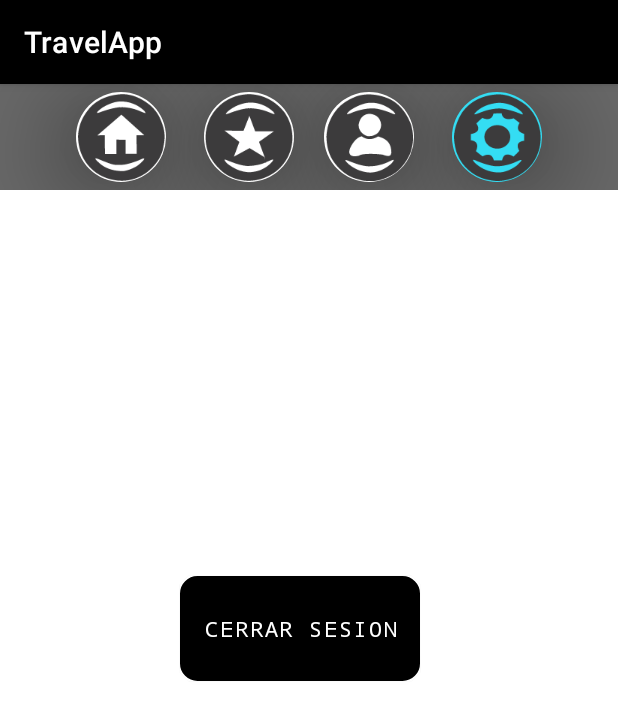
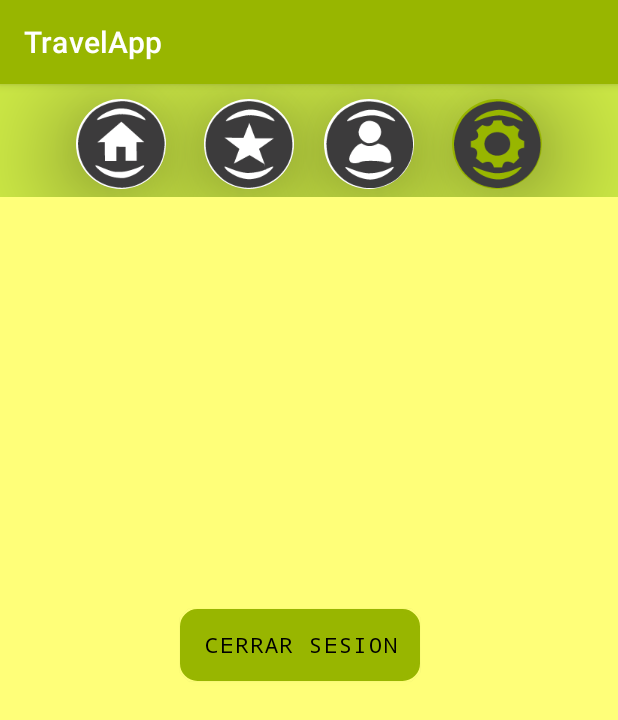
Before and after one commit to harvyRosero/App, an Android app: the Configuracion screen opened directly, with no data from a screen before it, on a phone screen of 412 x 824 dp. Shown: the top 720 px of the screen. Run offline under Robolectric (Android 15) with nearby library versions, the phone set to English and light mode, and no system bars; our stand-ins replace Firebase (no records; nobody signed in at launch, a user with empty details on screens opened directly), Picasso.

Commit message:
cambio de apariencia

```diff
--- a/app/src/main/AndroidManifest.xml
+++ b/app/src/main/AndroidManifest.xml
@@ -22,7 +22,9 @@
         android:label="@string/app_name"
         android:roundIcon="@mipmap/logo_001"
         android:supportsRtl="true"
-        android:theme="@style/Theme.MyApplication3">
+        android:fontFamily="monospace"
+        android:theme="@style/Theme.MyApplication3"
+        >
         <activity android:name=".FotoPerfil"></activity>
         <activity android:name=".Comentarios" />
         <!--
--- a/app/src/main/res/drawable/bordes_redondos.xml
+++ b/app/src/main/res/drawable/bordes_redondos.xml
@@ -2,8 +2,8 @@
     <item >
         <shape android:shape="rectangle"  >
             <corners android:radius="10dip" />
-            <stroke android:width="3dip" android:color="#C16E28" />
-            <solid android:color="#BAB38E" />
+            <stroke android:width="3dip" android:color="#98b600" />
+            <solid android:color="#ffff79" />
             <!--<gradient android:angle="-90" android:startColor="#DD2C00" android:endColor="#FFAB00" />-->
 
         </shape>
--- /dev/null
+++ b/app/src/main/res/drawable/circuloverde.xml
@@ -0,0 +1,12 @@
+<?xml version="1.0" encoding="utf-8"?>
+<selector xmlns:android="http://schemas.android.com/apk/res/android">
+
+    <item >
+        <shape android:shape="oval"  >
+            <corners android:radius="200dip" />
+            <stroke android:width="0dip" android:color="#98b600" />
+            <solid android:color="#98b600" />
+            <!--<gradient android:angle="-0" android:startColor="#DD2C00" android:endColor="#FFAB00" />-->
+        </shape>
+    </item>
+</selector>
--- a/app/src/main/res/layout/activity_configuracion.xml
+++ b/app/src/main/res/layout/activity_configuracion.xml
@@ -4,6 +4,7 @@
     xmlns:tools="http://schemas.android.com/tools"
     android:layout_width="match_parent"
     android:layout_height="match_parent"
+    android:background="#ffff79"
     tools:context=".Configuracion">
 
 
@@ -11,62 +12,58 @@
         android:layout_width="match_parent"
         android:layout_height="wrap_content"
         android:layout_alignParentStart="true"
+        android:layout_alignParentLeft="true"
         android:layout_alignParentTop="true"
         android:layout_marginTop="0dp"
-        android:orientation="horizontal"
+        android:background="#cce845"
         android:gravity="center_horizontal"
-        android:background="@color/az"
-        android:layout_alignParentLeft="true">
+        android:orientation="horizontal">
 
         <ImageButton
             android:id="@+id/btn_home2"
             android:layout_width="60dp"
             android:layout_height="60dp"
-            android:src="@mipmap/home03"
-            android:layout_marginTop="5dp"
+            android:layout_marginTop="10dp"
+            android:layout_marginRight="15sp"
             android:layout_marginBottom="5dp"
-            android:layout_marginRight="15sp"
             android:background="@drawable/circulo_blaco"
             android:elevation="40dp"
-            />
+            android:src="@mipmap/home03" />
 
         <ImageButton
             android:id="@+id/btn_fav2"
             android:layout_width="60dp"
             android:layout_height="60dp"
-            android:src="@mipmap/fav03"
-            android:layout_marginTop="5dp"
+            android:layout_marginLeft="10sp"
+            android:layout_marginTop="10dp"
+            android:layout_marginRight="10sp"
             android:layout_marginBottom="5dp"
-            android:layout_marginLeft="10sp"
-            android:layout_marginRight="10sp"
             android:background="@drawable/circulo_blaco"
             android:elevation="40dp"
-            />
+            android:src="@mipmap/fav03" />
 
         <ImageButton
             android:id="@+id/btn_perfil2"
             android:layout_width="60dp"
             android:layout_height="60dp"
-            android:layout_marginTop="5dp"
+            android:layout_marginLeft="10sp"
+            android:layout_marginTop="10dp"
+            android:layout_marginRight="10sp"
             android:layout_marginBottom="5dp"
-            android:layout_marginLeft="10sp"
-            android:layout_marginRight="10sp"
-            android:src="@mipmap/perfill03"
             android:background="@drawable/circulo_blaco"
             android:elevation="40dp"
-            />
+            android:src="@mipmap/perfill03" />
 
         <ImageButton
             android:id="@+id/btn_conf2"
             android:layout_width="60dp"
             android:layout_height="60dp"
-            android:layout_marginTop="5dp"
+            android:layout_marginLeft="15sp"
+            android:layout_marginTop="10dp"
             android:layout_marginBottom="5dp"
-            android:src="@mipmap/config03"
-            android:layout_marginLeft="15sp"
-            android:background="@drawable/circulo"
+            android:background="@drawable/circuloverde"
             android:elevation="40dp"
-            />
+            android:src="@mipmap/config03" />
 
 
     </LinearLayout>
@@ -74,14 +71,14 @@
     <Button
         android:id="@+id/btn_cerrar_sesion"
         android:layout_width="wrap_content"
-        android:layout_height="70dp"
+        android:layout_height="wrap_content"
         android:layout_alignParentStart="true"
         android:layout_alignParentLeft="true"
         android:layout_alignParentTop="true"
         android:layout_centerHorizontal="true"
         android:layout_marginStart="120dp"
         android:layout_marginLeft="120dp"
-        android:layout_marginTop="328dp"
+        android:layout_marginTop="350dp"
         android:background="@drawable/bordes_redondos"
         android:fontFamily="monospace"
         android:text="Cerrar sesion" />
--- a/app/src/main/res/layout/activity_info_lugar.xml
+++ b/app/src/main/res/layout/activity_info_lugar.xml
@@ -126,8 +126,7 @@
                         android:layout_height="wrap_content"
                         android:text="@string/indicador_recomendacio"
                         android:textSize="17sp"
-                        android:textStyle="bold"
-                        />
+                        android:textStyle="bold" />
 
                     <TextView
                         android:id="@+id/tv_recomendaciones_info"
@@ -146,6 +145,7 @@
                     android:layout_marginRight="80sp"
                     android:backgroundTint="@color/black"
                     android:text="@string/btn_maps"
+                    android:textColor="@color/white"
                     tools:targetApi="lollipop" />
 
             </LinearLayout>
--- a/app/src/main/res/layout/activity_maps.xml
+++ b/app/src/main/res/layout/activity_maps.xml
@@ -6,4 +6,5 @@
     android:name="com.google.android.gms.maps.SupportMapFragment"
     android:layout_width="match_parent"
     android:layout_height="match_parent"
-    tools:context=".MapsActivity" />
+    tools:context=".MapsActivity"
+    tools:ignore="MissingClass" />
--- a/app/src/main/res/layout/activity_splash.xml
+++ b/app/src/main/res/layout/activity_splash.xml
@@ -24,7 +24,7 @@
             android:fontFamily="cursive"
             android:gravity="center"
             android:text="@string/bievenida_app"
-            android:textColor="#7C7006"
+            android:textColor="#750711"
             android:textSize="48sp"
             app:layout_constraintTop_toTopOf="parent" />
 
@@ -43,6 +43,7 @@
             android:layout_width="match_parent"
             android:layout_height="wrap_content"
             android:fontFamily="cursive"
+            android:layout_marginTop="70sp"
             android:gravity="center_horizontal"
             android:text="@string/nombre_app"
             android:textColor="#750711"
--- a/app/src/main/res/values/colors.xml
+++ b/app/src/main/res/values/colors.xml
@@ -10,4 +10,5 @@
     <color name="gris">#888181</color>
     <color name="micolor">#04F5FD</color>
     <color name="az">#686868</color>
+    <color name="verde">#98b600</color>
 </resources>
--- a/app/src/main/res/values/themes.xml
+++ b/app/src/main/res/values/themes.xml
@@ -2,13 +2,13 @@
     <!-- Base application theme. -->
     <style name="Theme.MyApplication3" parent="Theme.MaterialComponents.DayNight.DarkActionBar">
         <!-- Primary brand color. -->
-        <item name="colorPrimary">@color/purple_500</item>
+        <item name="colorPrimary">@color/verde</item>
         <item name="colorPrimaryVariant">@color/purple_700</item>
-        <item name="colorOnPrimary">@color/white</item>
+        <item name="colorOnPrimary">@color/black</item>
         <!-- Secondary brand color. -->
         <item name="colorSecondary">@color/teal_200</item>
         <item name="colorSecondaryVariant">@color/teal_700</item>
-        <item name="colorOnSecondary">@color/black</item>
+        <item name="colorOnSecondary">@color/verde</item>
         <!-- Status bar color. -->
         <item name="android:statusBarColor" tools:targetApi="l">?attr/colorPrimaryVariant</item>
         <!-- Customize your theme here. -->
```
Also changed, not shown: app/src/main/res/layout/activity_comentarios.xml (+6 -7 lines), app/src/main/res/layout/activity_favoritos.xml (+19 -23 lines), app/src/main/res/layout/activity_main.xml (+22 -5 lines), app/src/main/res/layout/activity_main2.xml (+26 -31 lines), app/src/main/res/layout/activity_perfil.xml (+22 -27 lines), app/src/main/res/layout/activity_registro.xml (+6 -6 lines), app/src/main/res/layout/list_element.xml (+13 -17 lines).
